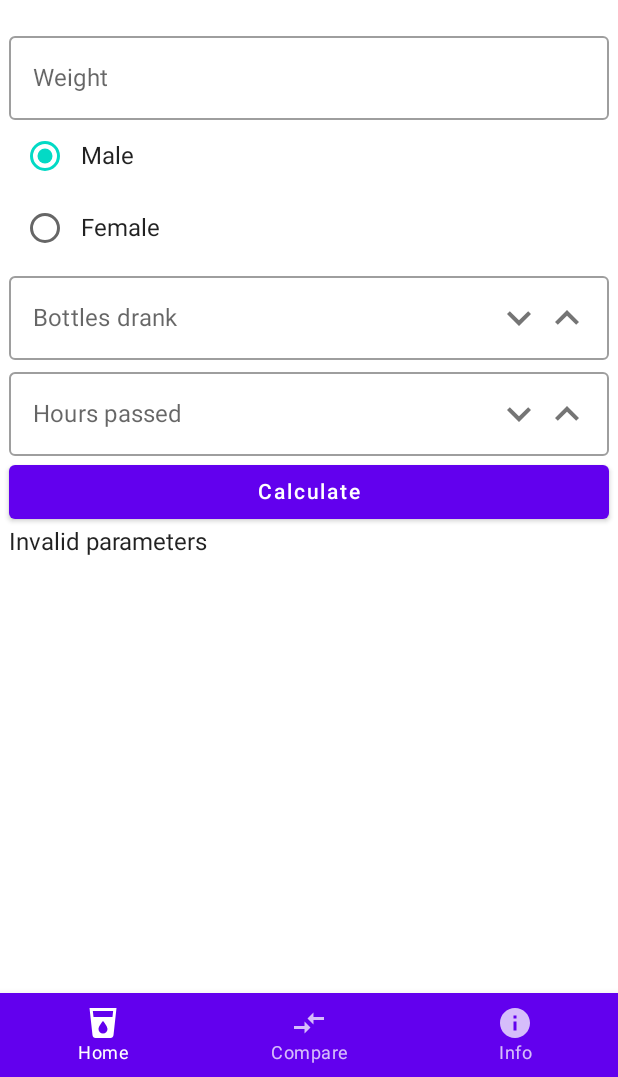
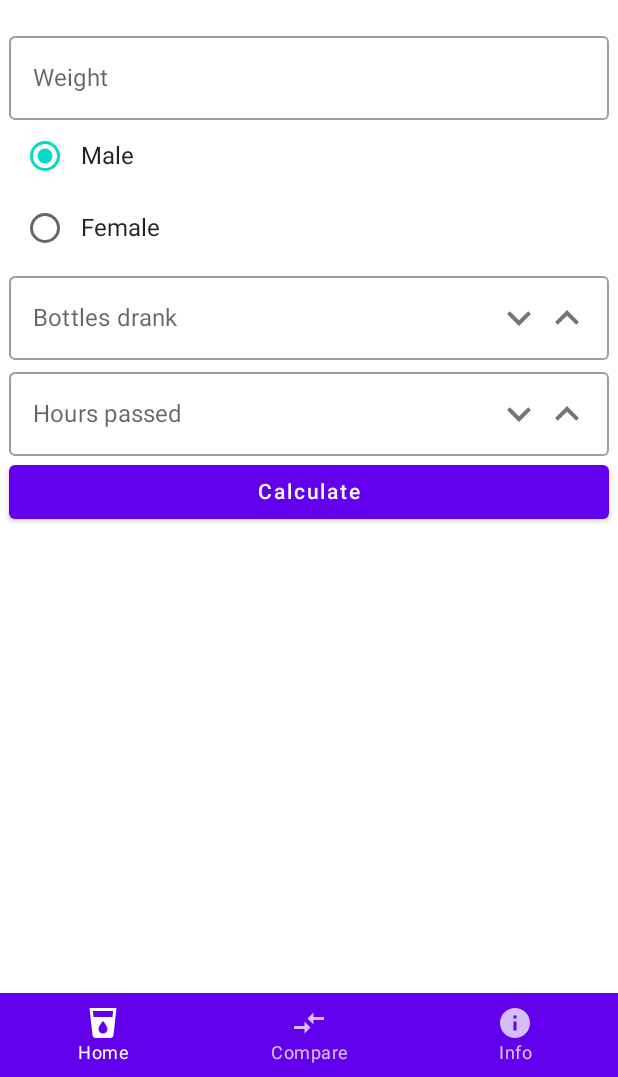
Before and after one commit to PortalFanCode/Alcometer-Application, an Android app built with Jetpack Compose: the screen it shows after launch (MainActivity), on a phone screen of 412 x 824 dp, the part 159-1236 px from its top. Run offline under Robolectric (Android 15) with nearby library versions, the phone set to English and light mode, and no system bars.

Commit message:
Result shows only after pressing Calculate

```diff
--- a/app/src/main/java/com/example/alcometer/HomeScreen.kt
+++ b/app/src/main/java/com/example/alcometer/HomeScreen.kt
@@ -1,6 +1,5 @@
 package com.example.alcometer
 
-import android.preference.PreferenceActivity.Header
 import androidx.compose.foundation.clickable
 import androidx.compose.foundation.layout.*
 import androidx.compose.foundation.selection.selectableGroup
@@ -12,13 +11,13 @@ import androidx.compose.material.icons.filled.KeyboardArrowUp
 import androidx.compose.runtime.Composable
 import androidx.compose.ui.Alignment
 import androidx.compose.ui.Modifier
-import androidx.compose.ui.layout.onGloballyPositioned
+import androidx.compose.ui.graphics.Color
 import androidx.compose.ui.res.stringResource
+import androidx.compose.ui.text.font.FontWeight
 import androidx.compose.ui.text.input.KeyboardType
 import androidx.compose.ui.text.style.TextAlign
 import androidx.compose.ui.unit.dp
 import androidx.compose.ui.unit.sp
-import androidx.compose.ui.unit.toSize
 import androidx.lifecycle.viewmodel.compose.viewModel
 
 @Composable
@@ -30,7 +29,7 @@ fun HomeScreen(myViewModel: HomeViewModel = viewModel()) {
         BottlesField(myViewModel = myViewModel)
         HoursField(myViewModel = myViewModel)
         CalculateButton(myViewModel = myViewModel)
-        Text(text = myViewModel.result)
+        ResultText(myViewModel = myViewModel)
     }
 }
 
@@ -83,7 +82,7 @@ fun BottlesField(myViewModel: HomeViewModel) {
         label = { Text(text = "Bottles drank") },
         keyboardOptions = KeyboardOptions(keyboardType = KeyboardType.Number),
         trailingIcon = {
-            Row (modifier = Modifier.padding(12.dp)) {
+            Row(modifier = Modifier.padding(12.dp)) {
                 Icon(
                     Icons.Filled.KeyboardArrowDown,
                     contentDescription = stringResource(R.string.KeyboardArrowDownDescription),
@@ -111,7 +110,7 @@ fun HoursField(myViewModel: HomeViewModel) {
         label = { Text(text = "Hours passed") },
         keyboardOptions = KeyboardOptions(keyboardType = KeyboardType.Number),
         trailingIcon = {
-            Row (modifier = Modifier.padding(12.dp)) {
+            Row(modifier = Modifier.padding(12.dp)) {
                 Icon(
                     Icons.Filled.KeyboardArrowDown,
                     contentDescription = stringResource(R.string.KeyboardArrowDownDescription),
@@ -140,3 +139,15 @@ fun CalculateButton(myViewModel: HomeViewModel) {
         Text(text = "Calculate")
     }
 }
+
+@Composable
+fun ResultText(myViewModel: HomeViewModel) {
+    Text(
+        text = myViewModel.result,
+        fontSize =36.sp,
+        textAlign = TextAlign.Center,
+        color = Color.Gray,
+        fontWeight = FontWeight.Bold,
+        modifier = Modifier.fillMaxWidth().padding(12.dp)
+    )
+}
--- a/app/src/main/java/com/example/alcometer/HomeViewModel.kt
+++ b/app/src/main/java/com/example/alcometer/HomeViewModel.kt
@@ -6,6 +6,7 @@ import androidx.compose.runtime.setValue
 import androidx.lifecycle.ViewModel
 
 class HomeViewModel : ViewModel() {
+
     var weightInput by mutableStateOf("")
     private val weight: Int
         get() {
@@ -43,19 +44,18 @@ class HomeViewModel : ViewModel() {
         val grams: Float = liters * 8f * 4.5f
         val burning: Float = weight / 10f
         val gramsLeft: Float = grams - (burning * hours)
-        if (male) resultFloat = (gramsLeft / (weight * 0.7)).toFloat()
-        else resultFloat = (gramsLeft / (weight * 0.6)).toFloat()
+        val resultTemp: Float = if (male) (gramsLeft / (weight * 0.7)).toFloat()
+        else (gramsLeft / (weight * 0.6)).toFloat()
+        result = if (resultTemp <= 0f) "Invalid result"
+        else resultTemp.round(2).toString()
     }
 
-    var resultFloat: Float by mutableStateOf(0f)
+    var result by mutableStateOf("")
 
-    var result: String = ""
-        get() {
-            var valid = true
-            if (weight <= 0) valid = false
-            if (bottles <= 0) valid = false
-            if (hours <= 0) valid = false
-            if (resultFloat <= 0f) valid = false
-            return if (valid) resultFloat.toString() else "Invalid parameters"
-        }
+    private fun Float.round(decimals: Int): Float {
+        var multiplier = 1.0f
+        repeat(decimals) { multiplier *= 10 }
+        return kotlin.math.round(this * multiplier) / multiplier
+    }
+
 }
```
